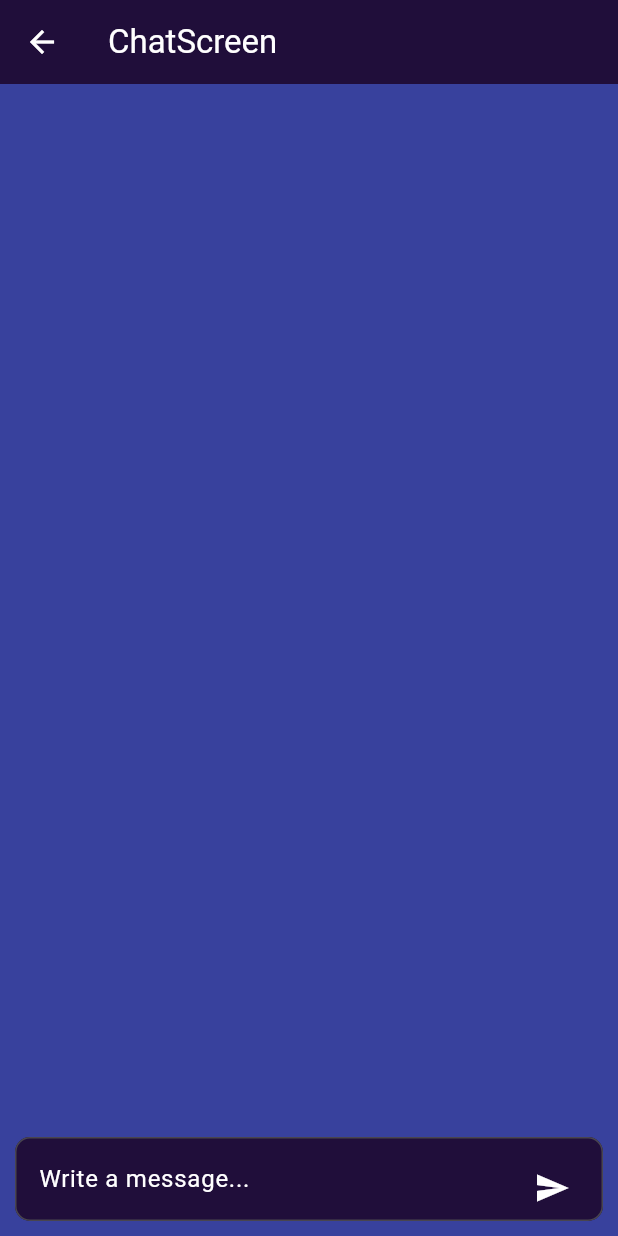
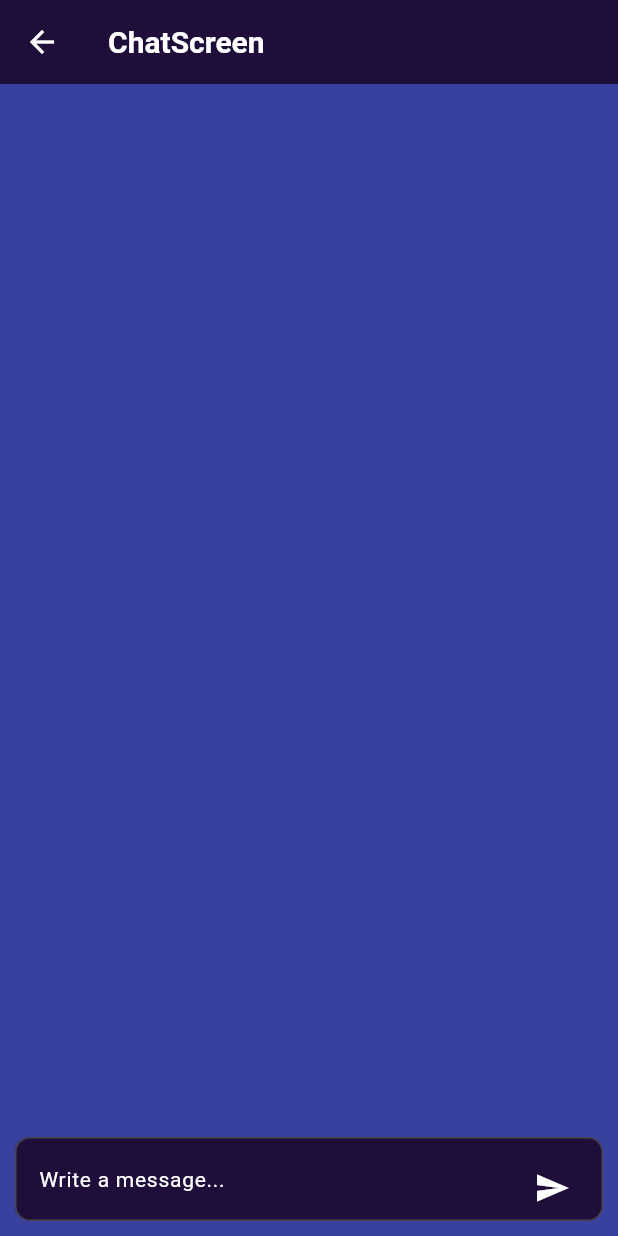
Before and after one commit to Kashish-saxena/chat_app_evaluation_task, a Flutter app: the ChatScreen screen opened directly, on a phone screen of 412 x 824 dp. Run offline on Flutter 3.47's test engine with Material 2 defaults, Android fonts, the phone set to English and light mode, and no system bars; Roboto replaces fonts that are missing (montserrat).

Commit message:
Initial Commit

```diff
--- a/lib/screens/chat_screen.dart
+++ b/lib/screens/chat_screen.dart
@@ -1,18 +1,17 @@
 import 'dart:async';
 
+import 'package:chat_app/models/chat_messages.dart';
 import 'package:chat_app/utils/color_constants.dart';
+import 'package:chat_app/utils/string_constants.dart';
+import 'package:chat_app/utils/text_styles.dart';
 import 'package:flutter/material.dart';
-
-class ChatMessage {
-  String message;
-
-  ChatMessage({required this.message});
-}
 
 class ChatScreen extends StatefulWidget {
   final String? currentUser;
 
-  const ChatScreen({Key? key, this.currentUser}) : super(key: key);
+  const ChatScreen(
+      {Key? key, this.currentUser, })
+      : super(key: key);
 
   @override
   State<ChatScreen> createState() => _ChatScreenState();
@@ -21,7 +20,7 @@ class ChatScreen extends StatefulWidget {
 class _ChatScreenState extends State<ChatScreen> {
   final TextEditingController messageController = TextEditingController();
 
-  final List<ChatMessage> chatMessages = [];
+  final List chatMessages = [];
   late StreamController<ChatMessage> chatController;
 
   @override
@@ -45,8 +44,8 @@ class _ChatScreenState extends State<ChatScreen> {
         iconTheme: const IconThemeData(color: Colors.white),
         backgroundColor: ColorConstants.blue200E3A,
         title: const Text(
-          'ChatScreen',
-          style: TextStyle(color: ColorConstants.white),
+          StringConstants.chatScreen,
+          style: TextStyles.textStyleFont20Weight600,
         ),
       ),
       body: Column(
@@ -56,22 +55,23 @@ class _ChatScreenState extends State<ChatScreen> {
               stream: chatController.stream,
               builder: (context, snapshot) {
                 if (snapshot.hasData) {
-                  chatMessages.add(snapshot.data ?? ChatMessage(message: ""));
+                  chatMessages
+                      .add(snapshot.data ?? ChatMessage(message: ""));
 
                   return ListView.builder(
                     itemCount: chatMessages.length,
                     itemBuilder: (context, index) {
                       ChatMessage chatItem = chatMessages[index];
                       return Container(
-                        padding:
-                            EdgeInsets.symmetric(vertical: 5, horizontal: 10),
+                        padding: const EdgeInsets.symmetric(
+                            vertical: 5, horizontal: 10),
                         child: Row(
                           mainAxisAlignment: widget.currentUser == "sender"
                               ? MainAxisAlignment.end
                               : MainAxisAlignment.start,
                           children: [
                             Container(
-                              padding: EdgeInsets.all(15),
+                              padding: const EdgeInsets.all(15),
                               decoration: BoxDecoration(
                                 color: widget.currentUser == "sender"
                                     ? ColorConstants.blue3887BE
@@ -97,7 +97,7 @@ class _ChatScreenState extends State<ChatScreen> {
             ),
           ),
           Container(
-            margin: EdgeInsets.all(10),
+            margin: const EdgeInsets.all(10),
             child: Stack(
               children: [
                 TextField(
@@ -109,8 +109,8 @@ class _ChatScreenState extends State<ChatScreen> {
                       border: OutlineInputBorder(
                         borderRadius: BorderRadius.circular(10),
                       ),
-                      hintText: 'Write a message...',
-                      hintStyle: const TextStyle(color: ColorConstants.white)),
+                      hintText: StringConstants.message,
+                      hintStyle: TextStyles.textStyleFont14Weight400),
                 ),
                 Positioned(
                   right: 10,
--- a/lib/utils/color_constants.dart
+++ b/lib/utils/color_constants.dart
@@ -1,17 +1,8 @@
 import 'package:flutter/material.dart';
 
 class ColorConstants {
-  static const black = Colors.black;
   static const white = Colors.white;
-  static const grey575757 = Color(0xFF575757);
-  static const greyF3F3F3 = Color(0xFFF3F3F3);
-  static const grey676767 = Color(0xFF676767);
-  static const greyBBBBBB = Color(0xFFBBBBBB);
-  static const red = Color(0xFFF83758);
-  static const lightRed = Color(0xFFFCF3F6);
-  static const bgColor = Color(0xFFF9F9F9);
   static const blue = Color(0xFF4392F9);
-
   static const blue200E3A = Color(0xff200E3A);
   static const blue38419D = Color(0xff38419D);
   static const blue3887BE = Color(0xff3887BE);
```
Also changed, not shown: lib/main.dart (+0 -16 lines), lib/screens/login_screen.dart (+14 -15 lines), lib/utils/string_constants.dart (+5 -32 lines), lib/utils/text_styles.dart (+4 -22 lines), lib/widgets/icon_button.dart (deleted, +0 -30 lines).
